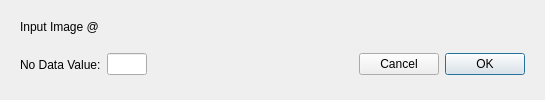
Above: enmapbox/apps/lmuvegetationapps/Resources/UserInterfaces/Nodat.ui from EnMAP-Box/enmap-box before the change. Below: the same form after it.
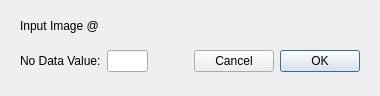
That is the form after the change.

What changed in the file:
```diff
--- a/enmapbox/apps/lmuvegetationapps/Resources/UserInterfaces/Nodat.ui
+++ b/enmapbox/apps/lmuvegetationapps/Resources/UserInterfaces/Nodat.ui
@@ -6,8 +6,8 @@
    <rect>
     <x>0</x>
     <y>0</y>
-    <width>545</width>
-    <height>100</height>
+    <width>380</width>
+    <height>96</height>
    </rect>
   </property>
   <property name="sizePolicy">
@@ -18,14 +18,14 @@
   </property>
   <property name="minimumSize">
    <size>
-    <width>300</width>
+    <width>0</width>
     <height>0</height>
    </size>
   </property>
   <property name="maximumSize">
    <size>
-    <width>5000</width>
-    <height>800</height>
+    <width>16777215</width>
+    <height>16777215</height>
    </size>
   </property>
   <property name="windowTitle">
@@ -46,6 +46,12 @@
       </property>
       <item>
        <widget class="QLabel" name="lblSource">
+        <property name="sizePolicy">
+         <sizepolicy hsizetype="Preferred" vsizetype="Preferred">
+          <horstretch>0</horstretch>
+          <verstretch>0</verstretch>
+         </sizepolicy>
+        </property>
         <property name="text">
          <string>Input Image @ </string>
         </property>
@@ -53,6 +59,12 @@
       </item>
       <item>
        <widget class="QFrame" name="frame_2">
+        <property name="sizePolicy">
+         <sizepolicy hsizetype="Preferred" vsizetype="Preferred">
+          <horstretch>0</horstretch>
+          <verstretch>0</verstretch>
+         </sizepolicy>
+        </property>
         <property name="frameShape">
          <enum>QFrame::NoFrame</enum>
         </property>
@@ -65,6 +77,12 @@
          </property>
          <item>
           <widget class="QLabel" name="label_3">
+           <property name="sizePolicy">
+            <sizepolicy hsizetype="Preferred" vsizetype="Maximum">
+             <horstretch>0</horstretch>
+             <verstretch>0</verstretch>
+            </sizepolicy>
+           </property>
            <property name="text">
             <string>No Data Value:</string>
            </property>
@@ -73,14 +91,14 @@
          <item>
           <widget class="QLineEdit" name="txtNodat">
            <property name="sizePolicy">
-            <sizepolicy hsizetype="Maximum" vsizetype="Fixed">
+            <sizepolicy hsizetype="Maximum" vsizetype="Maximum">
              <horstretch>0</horstretch>
              <verstretch>0</verstretch>
             </sizepolicy>
            </property>
            <property name="maximumSize">
             <size>
-             <width>40</width>
+             <width>16777215</width>
              <height>16777215</height>
             </size>
            </property>
@@ -91,6 +109,9 @@
            <property name="orientation">
             <enum>Qt::Horizontal</enum>
            </property>
+           <property name="sizeType">
+            <enum>QSizePolicy::MinimumExpanding</enum>
+           </property>
            <property name="sizeHint" stdset="0">
             <size>
              <width>40</width>
```
Left out of the diff: 11 changed lines with no effect on the pictures.
